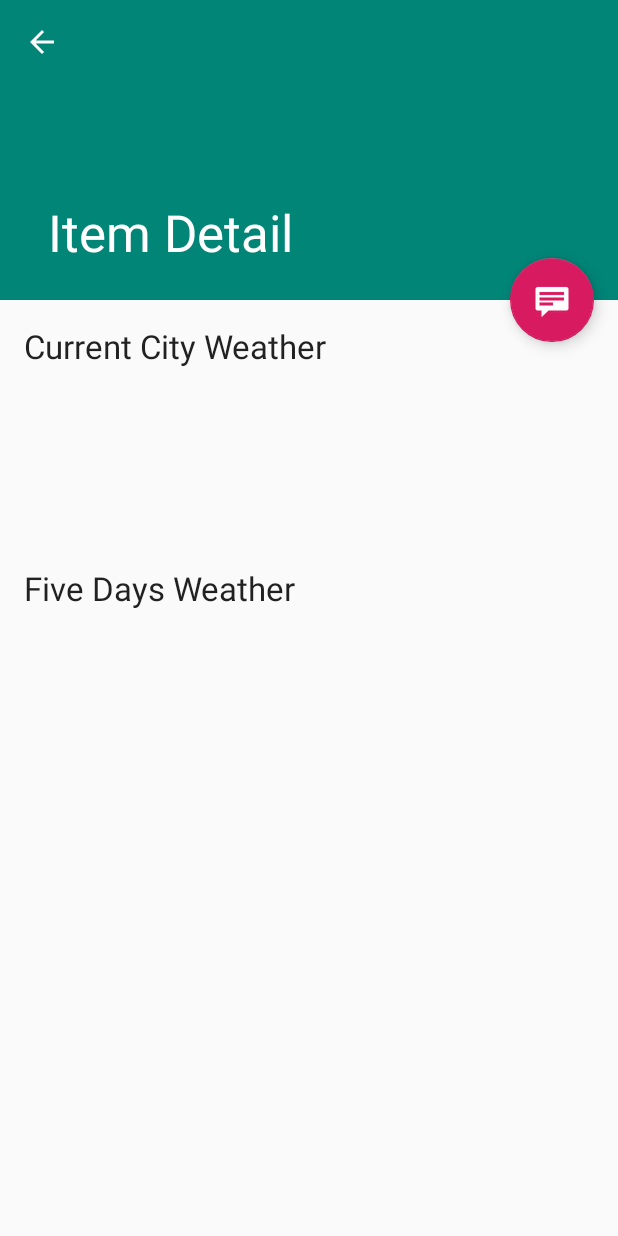
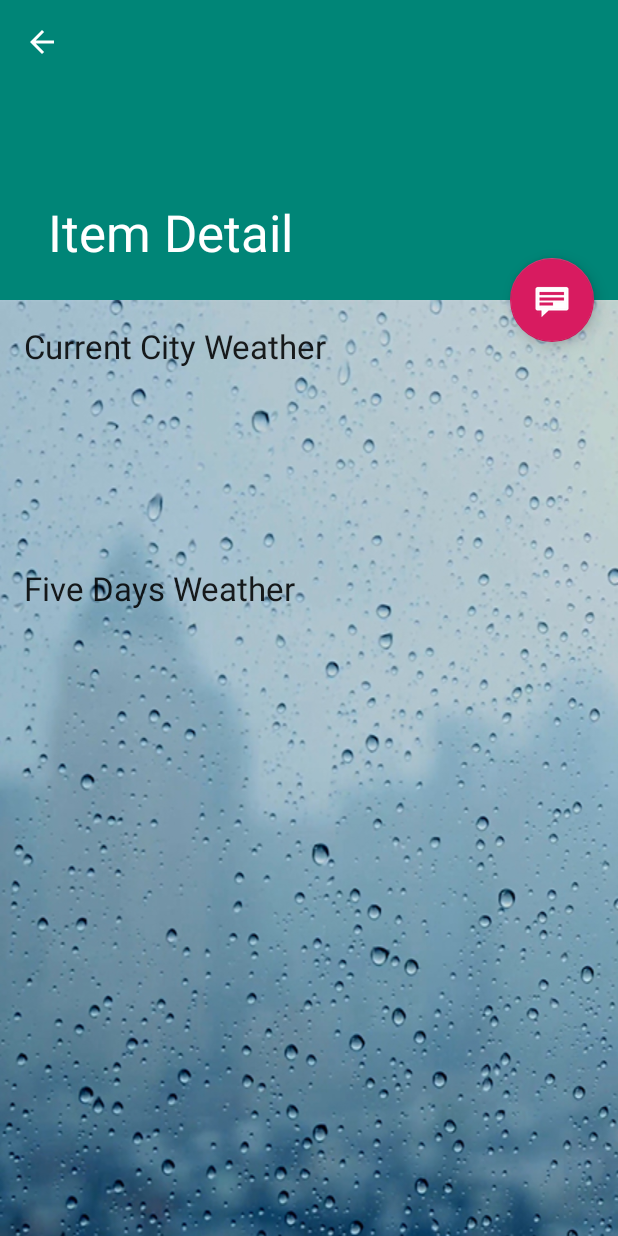
Before and after one commit to joy6005/BackBaseWeatherApplication, an Android app: the CityDetailFragment screen opened directly, with no data from a screen before it, on a phone screen of 412 x 824 dp. Run offline under Robolectric (Android 15) with nearby library versions, the phone set to English and light mode, and no system bars; pictures from the network do not load; 2 statements that could not run were skipped.

Commit message:
Background image corrected

```diff
--- a/app/src/main/res/layout/activity_home_list.xml
+++ b/app/src/main/res/layout/activity_home_list.xml
@@ -4,7 +4,6 @@
     xmlns:tools="http://schemas.android.com/tools"
     android:layout_width="match_parent"
     android:layout_height="match_parent"
-    android:background="@drawable/rainy_bg"
     android:fitsSystemWindows="true"
     tools:context=".ui.home.HomeActivity">
 
--- a/app/src/main/res/layout/item_detail.xml
+++ b/app/src/main/res/layout/item_detail.xml
@@ -1,9 +1,10 @@
 <?xml version="1.0" encoding="utf-8"?>
 <LinearLayout xmlns:android="http://schemas.android.com/apk/res/android"
-              android:layout_width="match_parent"
-              android:layout_height="match_parent"
-              xmlns:tools="http://schemas.android.com/tools"
-              android:orientation="vertical">
+    xmlns:tools="http://schemas.android.com/tools"
+    android:layout_width="match_parent"
+    android:layout_height="match_parent"
+    android:background="@drawable/rainy_bg"
+    android:orientation="vertical">
 
     <TextView
         android:id="@+id/item_detail"
@@ -11,13 +12,13 @@
         android:layout_width="match_parent"
         android:layout_height="wrap_content"
         android:padding="16dp"
-        android:text="Current City Weather"/>
+        android:text="Current City Weather" />
 
     <ImageView
         android:id="@+id/imgWeatherStatus"
         android:layout_width="100dp"
         android:layout_height="100dp"
-        tools:srcCompat="@tools:sample/avatars"/>
+        tools:srcCompat="@tools:sample/avatars" />
 
     <TextView
         android:id="@+id/txtfiveDays"
@@ -25,7 +26,7 @@
         android:layout_width="match_parent"
         android:layout_height="wrap_content"
         android:padding="16dp"
-        android:text="Five Days Weather"/>
+        android:text="Five Days Weather" />
 
     <android.support.v7.widget.RecyclerView
         android:id="@+id/rvFiveDayWeather"
--- a/app/src/main/res/layout/item_five_days.xml
+++ b/app/src/main/res/layout/item_five_days.xml
@@ -5,6 +5,7 @@
     android:layout_height="wrap_content"
     xmlns:app="http://schemas.android.com/apk/res-auto"
     android:layout_margin="8dp"
+    android:background="#80000000"
     app:cardCornerRadius="2dp">
 <LinearLayout
     android:layout_width="match_parent"
```
